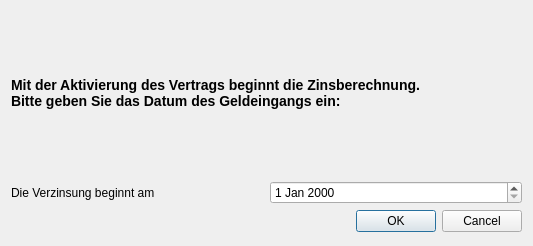
Before: the Qt Designer form DKV2/askDateDlg.ui in Schachigel/DKV2, drawn with Qt 5.
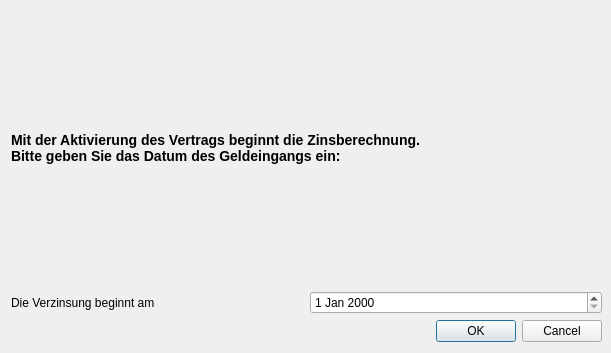
After: the same form once the commit is applied.

The edit to the form file:
```diff
--- a/DKV2/askDateDlg.ui
+++ b/DKV2/askDateDlg.ui
@@ -6,8 +6,8 @@
    <rect>
     <x>0</x>
     <y>0</y>
-    <width>533</width>
-    <height>246</height>
+    <width>611</width>
+    <height>353</height>
    </rect>
   </property>
   <property name="sizePolicy">
@@ -24,8 +24,8 @@
     <rect>
      <x>11</x>
      <y>11</y>
-     <width>511</width>
-     <height>221</height>
+     <width>591</width>
+     <height>331</height>
     </rect>
    </property>
    <layout class="QVBoxLayout" name="verticalLayout" stretch="7,2,2">
```
